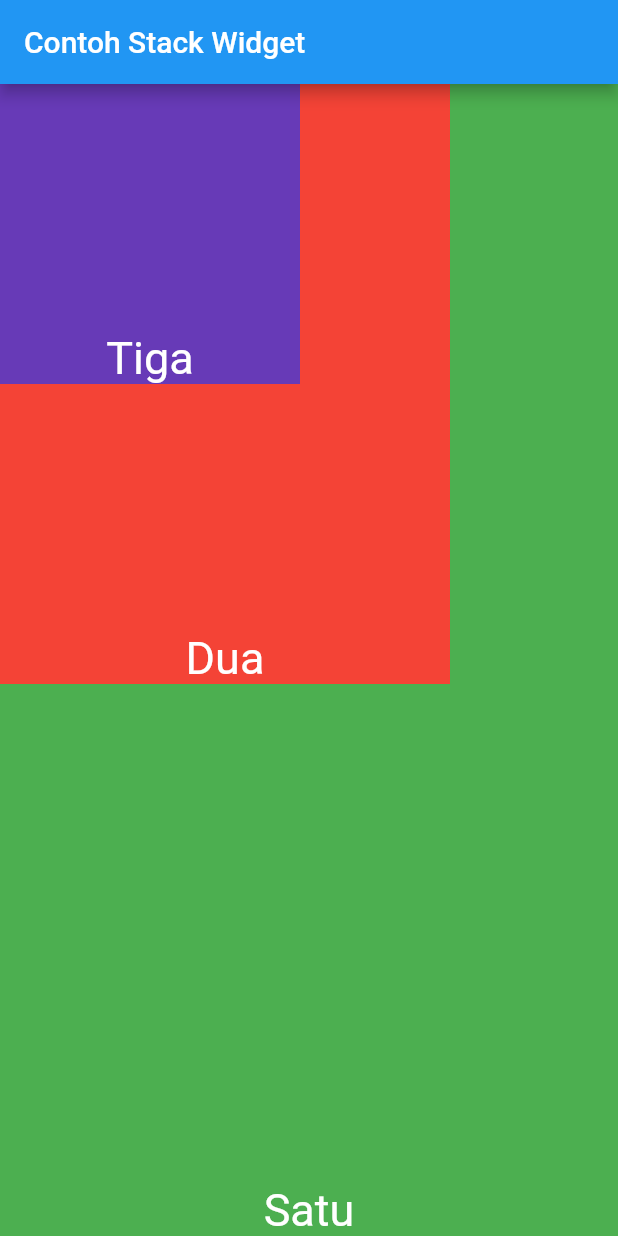
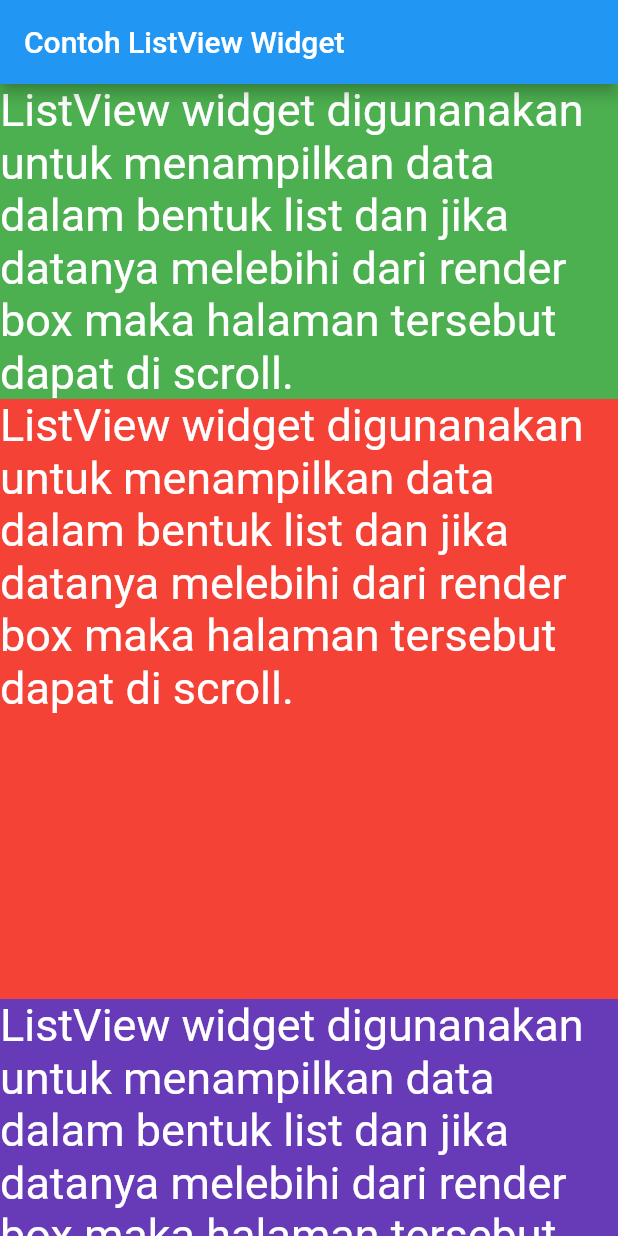
Before and after one commit to almirars/jobsheet2, a Flutter app: the screen it shows after launch, on a phone screen of 412 x 824 dp. Run offline on Flutter 3.47's test engine with Material 2 defaults, Android fonts, the phone set to English and light mode, and no system bars.

Commit message:
coba listview

```diff
--- a/lib/main.dart
+++ b/lib/main.dart
@@ -9,27 +9,30 @@ class MyApp extends StatelessWidget {
     return MaterialApp(
       debugShowCheckedModeBanner: false,
       home: Scaffold(
-        appBar: AppBar(title: Text("Contoh Stack Widget")),
-        body: Stack(
+        appBar: AppBar(title: Text("Contoh ListView Widget")),
+        body: ListView(
           children: <Widget>[
             Container(
               color: Colors.green,
-              alignment: Alignment.bottomCenter,
-              child: Text("Satu",
+              alignment: Alignment.topLeft,
+              child: Text(
+                  "ListView widget digunanakan untuk menampilkan data dalam bentuk list dan jika datanya melebihi dari render box maka halaman tersebut dapat di scroll.",
                   style: TextStyle(fontSize: 30, color: Colors.white)),
             ),
             Container(
               color: Colors.red,
-              alignment: Alignment.bottomCenter,
-              child: Text("Dua",
+              alignment: Alignment.topLeft,
+              child: Text(
+                  "ListView widget digunanakan untuk menampilkan data dalam bentuk list dan jika datanya melebihi dari render box maka halaman tersebut dapat di scroll.",
                   style: TextStyle(fontSize: 30, color: Colors.white)),
               height: 400.0,
               width: 300.0,
             ),
             Container(
               color: Colors.deepPurple,
-              alignment: Alignment.bottomCenter,
-              child: Text("Tiga",
+              alignment: Alignment.topLeft,
+              child: Text(
+                  "ListView widget digunanakan untuk menampilkan data dalam bentuk list dan jika datanya melebihi dari render box maka halaman tersebut dapat di scroll.",
                   style: TextStyle(fontSize: 30, color: Colors.white)),
               height: 200.0,
               width: 200.0,
```
